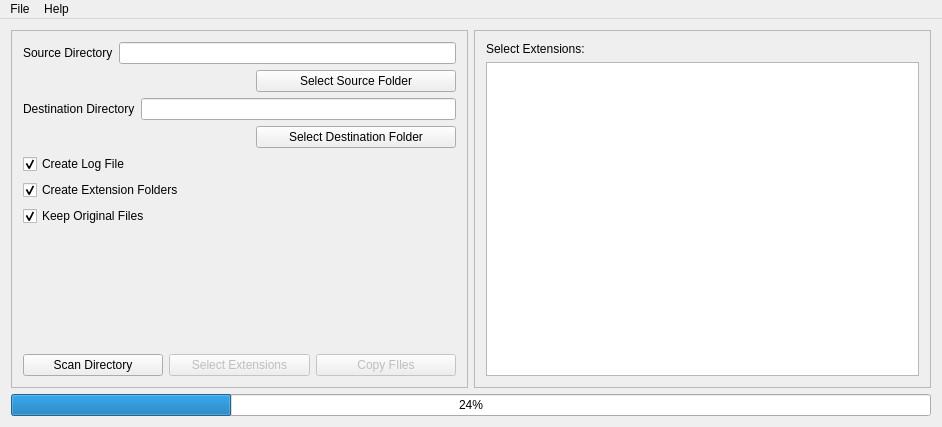
This is Forms/mainwindow.ui in fjpereny/GnuSort as Qt 5 draws it before an edit. The edited form follows.
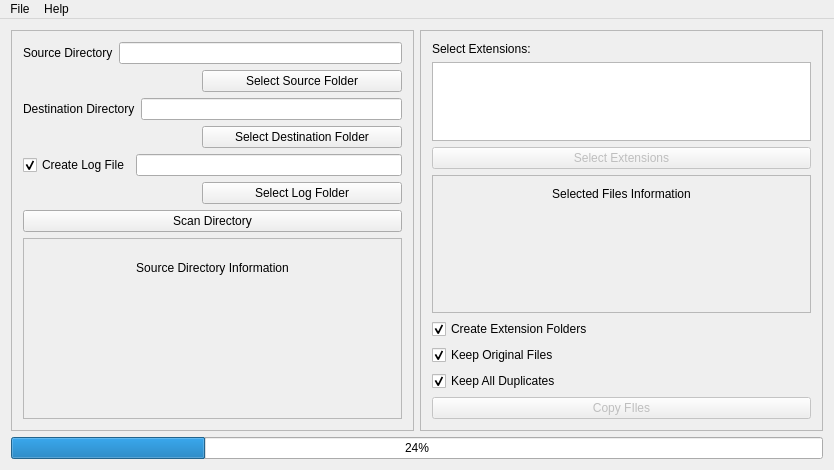
This is the edited form.

Diff of the .ui file:
```diff
--- a/Forms/mainwindow.ui
+++ b/Forms/mainwindow.ui
@@ -6,29 +6,29 @@
    <rect>
     <x>0</x>
     <y>0</y>
-    <width>942</width>
-    <height>427</height>
+    <width>834</width>
+    <height>470</height>
    </rect>
   </property>
   <property name="windowTitle">
    <string>GnuSort</string>
   </property>
   <widget class="QWidget" name="centralWidget">
+   <layout class="QVBoxLayout" name="verticalLayout_4">
+    <item>
+     <layout class="QHBoxLayout" name="horizontalLayout_8">
+      <item>
+       <widget class="QFrame" name="frame">
+        <property name="frameShape">
+         <enum>QFrame::StyledPanel</enum>
+        </property>
+        <property name="frameShadow">
+         <enum>QFrame::Raised</enum>
+        </property>
    <layout class="QVBoxLayout" name="verticalLayout_3">
     <item>
      <layout class="QHBoxLayout" name="horizontalLayout_5">
       <item>
-       <widget class="QFrame" name="frame">
-        <property name="frameShape">
-         <enum>QFrame::StyledPanel</enum>
-        </property>
-        <property name="frameShadow">
-         <enum>QFrame::Raised</enum>
-        </property>
-        <layout class="QVBoxLayout" name="verticalLayout_2">
-         <item>
-          <layout class="QHBoxLayout" name="horizontalLayout">
-           <item>
             <widget class="QLabel" name="label">
              <property name="text">
               <string>Source Directory</string>
@@ -41,7 +41,7 @@
           </layout>
          </item>
          <item>
-          <layout class="QHBoxLayout" name="horizontalLayout_2">
+          <layout class="QHBoxLayout" name="horizontalLayout_4">
            <item>
             <spacer name="horizontalSpacer">
              <property name="orientation">
@@ -71,7 +71,7 @@
           </layout>
          </item>
          <item>
-          <layout class="QHBoxLayout" name="horizontalLayout_4">
+          <layout class="QHBoxLayout" name="horizontalLayout_3">
            <item>
             <widget class="QLabel" name="label_2">
              <property name="text">
@@ -85,7 +85,7 @@
           </layout>
          </item>
          <item>
-          <layout class="QHBoxLayout" name="horizontalLayout_6">
+          <layout class="QHBoxLayout" name="horizontalLayout_2">
            <item>
             <spacer name="horizontalSpacer_3">
              <property name="orientation">
@@ -115,6 +115,8 @@
           </layout>
          </item>
          <item>
+          <layout class="QHBoxLayout" name="horizontalLayout">
+           <item>
           <widget class="QCheckBox" name="logCheckBox">
            <property name="text">
             <string>Create Log File</string>
@@ -125,29 +127,157 @@
           </widget>
          </item>
          <item>
-          <widget class="QCheckBox" name="extensionFolderCheckbox">
+            <widget class="QLineEdit" name="logFolderLineEdit"/>
+           </item>
+          </layout>
+         </item>
+         <item>
+          <layout class="QHBoxLayout" name="horizontalLayout_6">
+           <item>
+            <spacer name="horizontalSpacer_2">
+             <property name="orientation">
+              <enum>Qt::Horizontal</enum>
+             </property>
+             <property name="sizeHint" stdset="0">
+              <size>
+               <width>40</width>
+               <height>20</height>
+              </size>
+             </property>
+            </spacer>
+           </item>
+           <item>
+            <widget class="QPushButton" name="logFolderButton">
+             <property name="minimumSize">
+              <size>
+               <width>200</width>
+               <height>0</height>
+              </size>
+             </property>
            <property name="text">
-            <string>Create Extension Folders</string>
-           </property>
-           <property name="checked">
-            <bool>true</bool>
+              <string>Select Log Folder</string>
+             </property>
+            </widget>
+           </item>
+          </layout>
+         </item>
+         <item>
+          <widget class="QPushButton" name="scanButton">
+           <property name="minimumSize">
+            <size>
+             <width>100</width>
+             <height>0</height>
+            </size>
            </property>
+           <property name="text">
+            <string>Scan Directory</string>
+           </property>
           </widget>
          </item>
          <item>
-          <widget class="QCheckBox" name="keepOriginalsCheckbox">
+          <widget class="QFrame" name="frame_3">
+           <property name="frameShape">
+            <enum>QFrame::StyledPanel</enum>
+           </property>
+           <property name="frameShadow">
+            <enum>QFrame::Raised</enum>
+           </property>
+           <layout class="QVBoxLayout" name="verticalLayout_6">
+            <item>
+             <widget class="QLabel" name="label_4">
            <property name="text">
-            <string>Keep Original Files</string>
-           </property>
-           <property name="checked">
-            <bool>true</bool>
+               <string>Source Directory Information</string>
+              </property>
+              <property name="alignment">
+               <set>Qt::AlignCenter</set>
            </property>
           </widget>
          </item>
          <item>
-          <layout class="QVBoxLayout" name="verticalLayout">
+             <widget class="QLabel" name="scanTotalFilesLabel">
+              <property name="text">
+               <string/>
+              </property>
+             </widget>
+            </item>
            <item>
-            <spacer name="verticalSpacer_2">
+             <widget class="QLabel" name="scanFileSizeLabel">
+              <property name="text">
+               <string/>
+              </property>
+             </widget>
+            </item>
+            <item>
+             <widget class="QLabel" name="totalExtensionsLabel">
+              <property name="text">
+               <string/>
+              </property>
+             </widget>
+            </item>
+           </layout>
+          </widget>
+         </item>
+        </layout>
+       </widget>
+      </item>
+      <item>
+       <widget class="QFrame" name="frame_2">
+        <property name="minimumSize">
+         <size>
+          <width>0</width>
+          <height>0</height>
+         </size>
+        </property>
+        <property name="frameShape">
+         <enum>QFrame::StyledPanel</enum>
+        </property>
+        <property name="frameShadow">
+         <enum>QFrame::Raised</enum>
+        </property>
+        <layout class="QVBoxLayout" name="verticalLayout_5">
+         <item>
+          <widget class="QLabel" name="label_3">
+           <property name="text">
+            <string>Select Extensions:</string>
+           </property>
+          </widget>
+         </item>
+         <item>
+          <widget class="QListWidget" name="extensionsListWidget">
+           <property name="minimumSize">
+            <size>
+             <width>200</width>
+             <height>0</height>
+            </size>
+           </property>
+           <property name="selectionMode">
+            <enum>QAbstractItemView::MultiSelection</enum>
+           </property>
+          </widget>
+         </item>
+         <item>
+          <widget class="QPushButton" name="selectButton">
+           <property name="enabled">
+            <bool>false</bool>
+           </property>
+           <property name="text">
+            <string>Select Extensions</string>
+           </property>
+          </widget>
+         </item>
+         <item>
+          <widget class="QFrame" name="frame_4">
+           <property name="frameShape">
+            <enum>QFrame::StyledPanel</enum>
+           </property>
+           <property name="frameShadow">
+            <enum>QFrame::Raised</enum>
+           </property>
+           <layout class="QVBoxLayout" name="verticalLayout_7">
+            <item>
+             <layout class="QVBoxLayout" name="verticalLayout_2">
+              <item>
+               <spacer name="verticalSpacer_4">
              <property name="orientation">
               <enum>Qt::Vertical</enum>
              </property>
@@ -159,6 +289,16 @@
              </property>
             </spacer>
            </item>
+              <item>
+               <widget class="QLabel" name="label_5">
+                <property name="text">
+                 <string>Selected Files Information</string>
+                </property>
+                <property name="alignment">
+                 <set>Qt::AlignCenter</set>
+                </property>
+               </widget>
+              </item>
            <item>
             <widget class="QLabel" name="totalFilesLabel">
              <property name="minimumSize">
@@ -213,30 +353,44 @@
              </property>
             </spacer>
            </item>
+             </layout>
+            </item>
+           </layout>
+          </widget>
+         </item>
            <item>
-            <layout class="QHBoxLayout" name="horizontalLayout_3">
+          <layout class="QVBoxLayout" name="verticalLayout">
              <item>
-              <widget class="QPushButton" name="scanButton">
-               <property name="minimumSize">
-                <size>
-                 <width>100</width>
-                 <height>0</height>
-                </size>
-               </property>
+            <widget class="QCheckBox" name="extensionFolderCheckbox">
                <property name="text">
-                <string>Scan Directory</string>
-               </property>
+              <string>Create Extension Folders</string>
+             </property>
+             <property name="checked">
+              <bool>true</bool>
+             </property>
               </widget>
              </item>
              <item>
-              <widget class="QPushButton" name="selectButton">
-               <property name="enabled">
-                <bool>false</bool>
-               </property>
+            <widget class="QCheckBox" name="keepOriginalsCheckbox">
+             <property name="text">
+              <string>Keep Original Files</string>
+             </property>
+             <property name="checked">
+              <bool>true</bool>
+             </property>
+            </widget>
+           </item>
+           <item>
+            <widget class="QCheckBox" name="keepDuplicatesCheckBox">
                <property name="text">
-                <string>Select Extensions</string>
-               </property>
-              </widget>
+              <string>Keep All Duplicates</string>
+             </property>
+             <property name="checked">
+              <bool>true</bool>
+             </property>
+            </widget>
+           </item>
+          </layout>
              </item>
              <item>
               <widget class="QPushButton" name="sortButton">
@@ -255,36 +409,6 @@
               </widget>
              </item>
             </layout>
-           </item>
-          </layout>
-         </item>
-        </layout>
-       </widget>
-      </item>
-      <item>
-       <widget class="QFrame" name="frame_2">
-        <property name="frameShape">
-         <enum>QFrame::StyledPanel</enum>
-        </property>
-        <property name="frameShadow">
-         <enum>QFrame::Raised</enum>
-        </property>
-        <layout class="QVBoxLayout" name="verticalLayout_4">
-         <item>
-          <widget class="QLabel" name="label_3">
-           <property name="text">
-            <string>Select Extensions:</string>
-           </property>
-          </widget>
-         </item>
-         <item>
-          <widget class="QListWidget" name="extensionsListWidget">
-           <property name="selectionMode">
-            <enum>QAbstractItemView::MultiSelection</enum>
-           </property>
-          </widget>
-         </item>
-        </layout>
        </widget>
       </item>
      </layout>
@@ -303,7 +427,7 @@
     <rect>
      <x>0</x>
      <y>0</y>
-     <width>942</width>
+     <width>834</width>
      <height>20</height>
     </rect>
    </property>
```
Left out of the diff: 12 changed lines with no effect on the pictures. Lines whose indentation alone changed are shown as unchanged.
